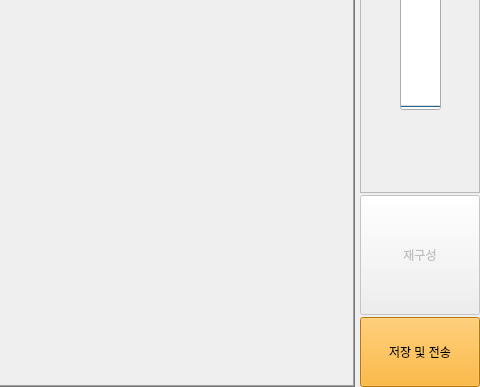
Qt form Project/src/imaging/ImagingSW/imagingmanager.ui (AndaCondaa/Dental_Imaging_SW_System) before a commit; both pictures show x 520 to 1000 and y 241 to 628 of the 1000 by 628 pixel window.
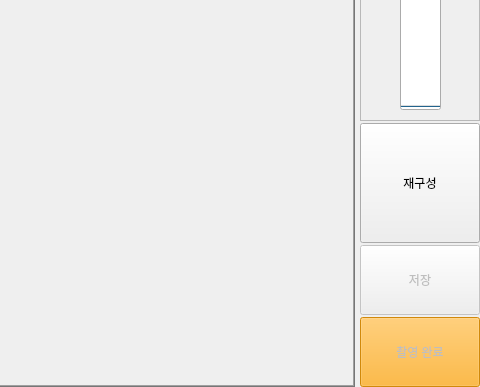
The same form after that commit.

```diff
--- a/Project/src/imaging/ImagingSW/imagingmanager.ui
+++ b/Project/src/imaging/ImagingSW/imagingmanager.ui
@@ -137,7 +137,7 @@
          <item>
           <widget class="QPushButton" name="reconButton">
            <property name="enabled">
-            <bool>false</bool>
+            <bool>true</bool>
            </property>
            <property name="sizePolicy">
             <sizepolicy hsizetype="Preferred" vsizetype="Preferred">
@@ -159,7 +159,23 @@
          <item>
           <widget class="QPushButton" name="saveButton">
            <property name="enabled">
-            <bool>true</bool>
+            <bool>false</bool>
+           </property>
+           <property name="minimumSize">
+            <size>
+             <width>0</width>
+             <height>70</height>
+            </size>
+           </property>
+           <property name="text">
+            <string>저장</string>
+           </property>
+          </widget>
+         </item>
+         <item>
+          <widget class="QPushButton" name="finishButton">
+           <property name="enabled">
+            <bool>false</bool>
            </property>
            <property name="sizePolicy">
             <sizepolicy hsizetype="Preferred" vsizetype="Preferred">
@@ -177,7 +193,7 @@
             <string notr="true">background-color: rgb(255, 167, 14);</string>
            </property>
            <property name="text">
-            <string>저장 및 전송</string>
+            <string>촬영 완료</string>
            </property>
           </widget>
          </item>
```
